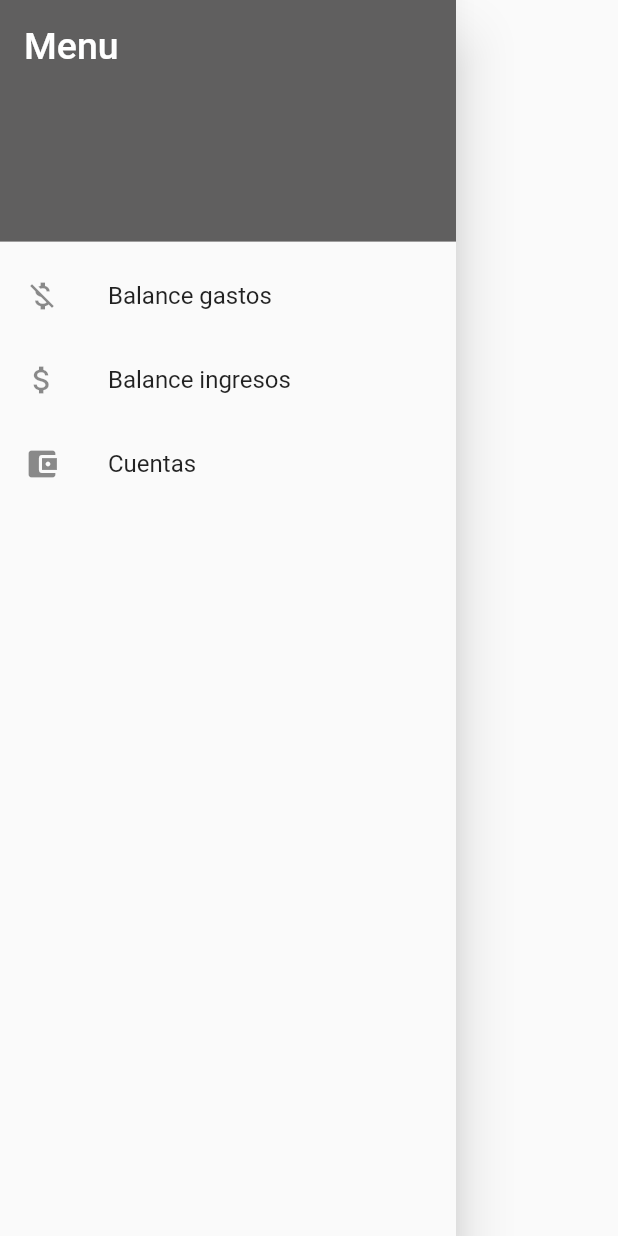
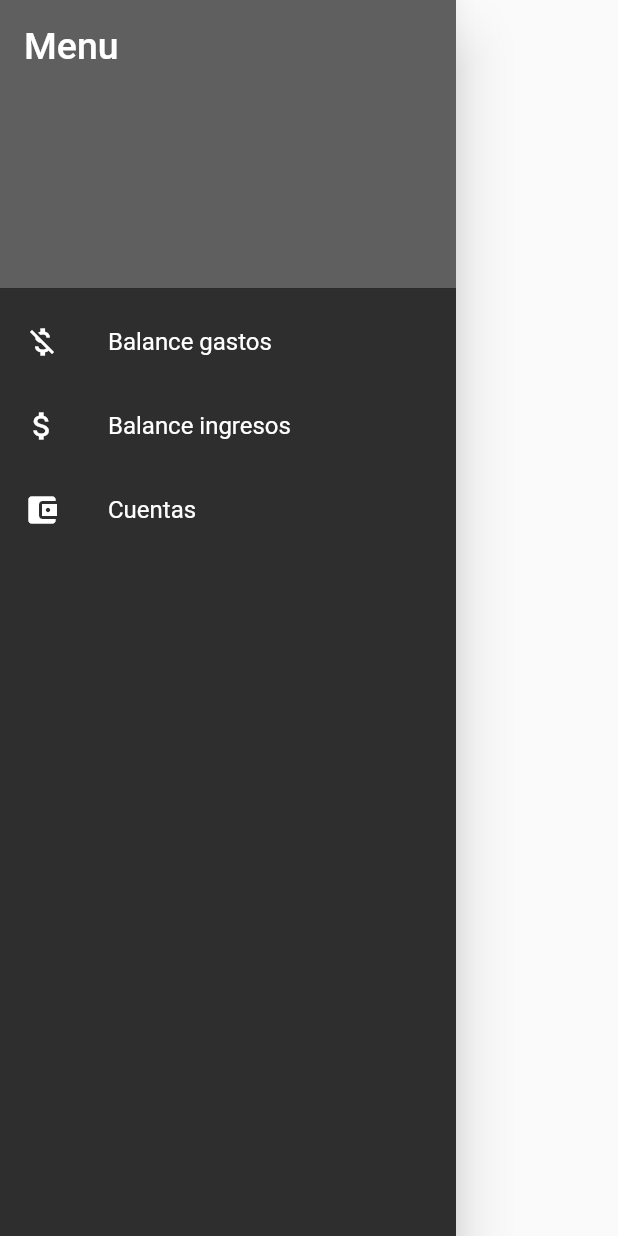
Before and after one commit to Daaira0811/EspecializacionII, a Flutter app: what sideMenu() shows on an empty page, opened directly, on a phone screen of 412 x 824 dp. Run offline on Flutter 3.47's test engine with Material 2 defaults, Android fonts, the light colour scheme and no system bars; our stand-ins replace charts_flutter, flutter_colorpicker; missing offline and left inert: flutter_cupertino_datetime_picker.

Commit message:
Cambios estilo sideMenu

```diff
--- a/lib/widgets/sideMenu.dart
+++ b/lib/widgets/sideMenu.dart
@@ -1,5 +1,6 @@
 import 'package:flutter/material.dart';
 import 'package:flutter_application_fincet/balanceGastos.dart';
+import 'package:flutter_application_fincet/misCuentas.dart';
 
 import '../balanceIngresos.dart';
 
@@ -8,19 +9,26 @@ class sideMenu extends StatelessWidget{
   @override
   Widget build(BuildContext context) {
     return Drawer(
+      backgroundColor: const Color.fromARGB(255, 46, 46, 46),
       child: ListView(
         padding: EdgeInsets.zero,
         children: <Widget>[
-          DrawerHeader(
-            child: Text(
-              'Menu',
-              style: TextStyle(color: Colors.white, fontSize: 25),
-            ),
-            decoration: BoxDecoration(
-                color:  const Color.fromARGB(255, 96, 95, 95),
+          const SizedBox(
+            height: 200,
+            child: DrawerHeader(
+                  decoration: BoxDecoration(
+                        color:  Color.fromARGB(255, 96, 95, 95),
+                  ),
+                  child: Text(
+                    'Menu',
+                    style: TextStyle(color: Colors.white, fontSize: 25),
+                  ),
                 ),
           ),
+
           ListTile(
+            textColor: Colors.white,
+            iconColor: Colors.white,
             leading: Icon(Icons.money_off),
             title: Text('Balance gastos'),
             onTap: () => {Navigator.push(
@@ -29,6 +37,8 @@ class sideMenu extends StatelessWidget{
             ))},
           ),
           ListTile(
+            textColor: Colors.white,
+            iconColor: Colors.white,
             leading: Icon(Icons.attach_money),
             title: Text('Balance ingresos'),
             onTap: () => {Navigator.push(
@@ -37,16 +47,19 @@ class sideMenu extends StatelessWidget{
             ))},
           ),
           ListTile(
+            textColor: Colors.white,
+            iconColor: Colors.white,
             leading: Icon(Icons.account_balance_wallet),
             title: Text('Cuentas'),
             onTap: () => {Navigator.push(
               context, MaterialPageRoute(
-              builder: (context)=> const BalanceIngresos()
+              builder: (context)=> const mostrarCuentas()
             ))},
           ),
 
         ],
       ),
+
     );
   }
 }
```
